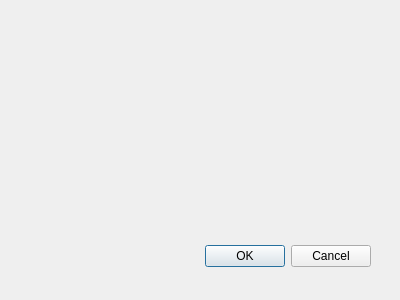
The window that estimacion_biodiversidad_dialog_base.ui (estimacion-biodiversidad/estimacion-biodiversidad-qgis-plugin) describes before a commit, drawn with Qt 5.
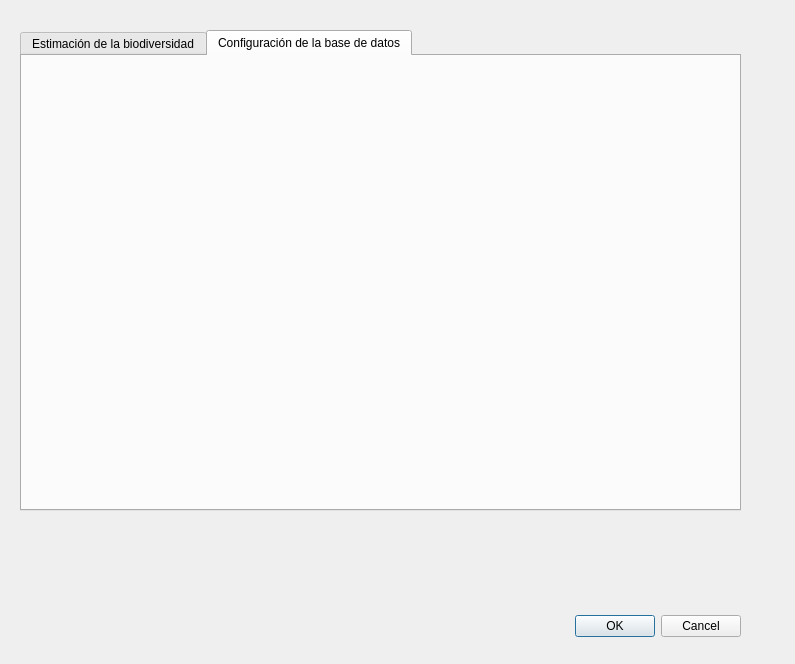
The same window after the commit.

Commit message: Add first two tabs

```diff
--- a/estimacion_biodiversidad_dialog_base.ui
+++ b/estimacion_biodiversidad_dialog_base.ui
@@ -1,22 +1,22 @@
 <ui version="4.0" >
  <class>EstimacionBiodiversidadDialogBase</class>
- <widget class="QDialog" name="EstimacionBiodiversidadDialogBase" >
-  <property name="geometry" >
+ <widget class="QDialog" name="EstimacionBiodiversidadDialogBase">
+  <property name="geometry">
    <rect>
     <x>0</x>
     <y>0</y>
-    <width>400</width>
-    <height>300</height>
+    <width>795</width>
+    <height>664</height>
    </rect>
   </property>
   <property name="windowTitle" >
    <string>Estimación de la Biodiversidad</string>
   </property>
-  <widget class="QDialogButtonBox" name="button_box" >
-   <property name="geometry" >
+  <widget class="QDialogButtonBox" name="button_box">
+   <property name="geometry">
     <rect>
-     <x>30</x>
-     <y>240</y>
+     <x>400</x>
+     <y>610</y>
      <width>341</width>
      <height>32</height>
     </rect>
@@ -28,6 +28,29 @@
     <set>QDialogButtonBox::Cancel|QDialogButtonBox::Ok</set>
    </property>
   </widget>
+  <widget class="QTabWidget" name="tabWidget">
+   <property name="geometry">
+    <rect>
+     <x>20</x>
+     <y>30</y>
+     <width>721</width>
+     <height>481</height>
+    </rect>
+   </property>
+   <property name="currentIndex">
+    <number>1</number>
+   </property>
+   <widget class="QWidget" name="tab">
+    <attribute name="title">
+     <string>Estimación de la biodiversidad</string>
+    </attribute>
+   </widget>
+   <widget class="QWidget" name="tab_2">
+    <attribute name="title">
+     <string>Configuración de la base de datos</string>
+    </attribute>
+   </widget>
+  </widget>
  </widget>
  <resources/>
  <connections>
```
Left out of the diff: 33 changed lines with no effect on the pictures.
